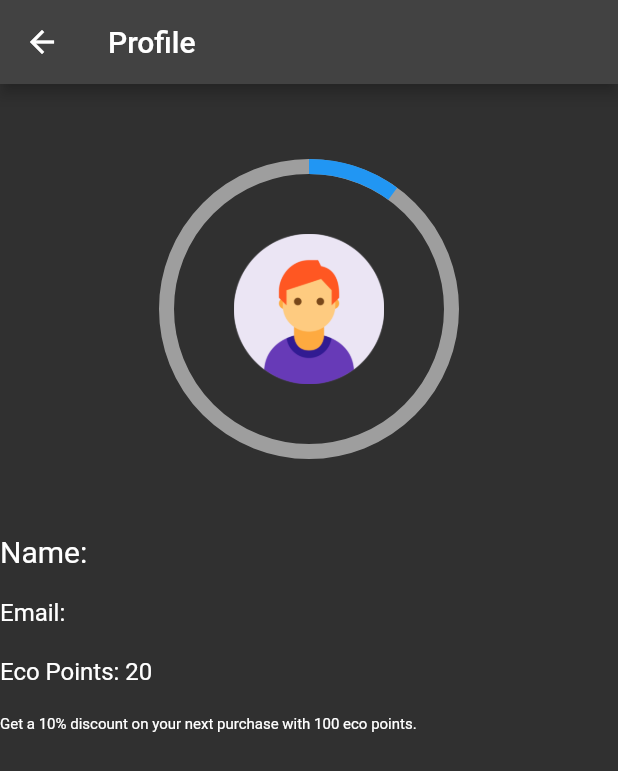
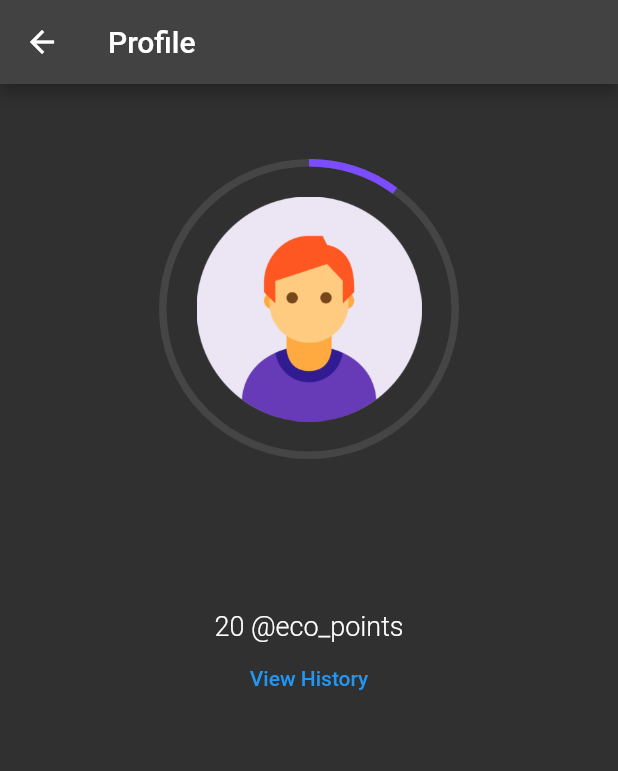
Before and after one commit to March-Madnes/PuneConnect, a Flutter app: the profile screen opened directly, on a phone screen of 412 x 824 dp. Shown: the top 771 px of the screen. Run offline on Flutter 3.47's test engine with Material 2 defaults, Android fonts, the phone set to English and light mode, and no system bars; drawn by our look-alikes of percent_indicator; our stand-ins replace cloud_firestore, firebase_auth, firebase_core, fluttertoast, qr_flutter, url_strategy; missing offline and left inert: adaptive_navigation, path_to_regexp, razorpay_flutter; accounts and stored records are empty.

Commit message:
frontend update

```diff
--- a/lib/src/screens/admin.dart
+++ b/lib/src/screens/admin.dart
@@ -45,47 +45,44 @@ class _profileState extends State<profile> with SingleTickerProviderStateMixin {
               ),
               CircularPercentIndicator(
                 radius: 100.0,
-                lineWidth: 10.0,
+                lineWidth: 5.0,
                 percent: 0.1,
-                center: Image.asset("assets/images/users.png",height: 100, width: 200,),
-                backgroundColor: Colors.grey,
-                progressColor: Colors.blue,
+                center: Image.asset("assets/images/users.png",height: 150, width: 150,),
+                backgroundColor: Colors.white10,
+                progressColor: Colors.deepPurpleAccent,
               ),
               const SizedBox(
                 height: 50,
               ),
-              Text(
-                "Name: $user",
-                style: const TextStyle(
-                  fontSize: 20,
+              Column(
+                children: [
+                  Align(
+                    alignment: Alignment.center,
+                    child: Text(
+                      user.toString(),
+                      style: TextStyle(fontSize: 35, fontWeight:FontWeight.w500),
                     ),
                   ),
                   const SizedBox(
-                height: 20,
+                    height: 10,
                   ),
-              Text(
-                "Email: ${auth.currentUser!.email}",
-                style: const TextStyle(
-                  fontSize: 16,
+                  const Align(
+                    alignment: Alignment.center,
+                    child: Text(
+                      '20 @eco_points',
+                      style: TextStyle(fontSize: 18, fontWeight:FontWeight.w300),
                     ),
                   ),
-              const SizedBox(
-                height: 20,
+                  TextButton(
+              style: ButtonStyle(
+                foregroundColor: MaterialStateProperty.all<Color>(Colors.blue),
               ),
-              const Text(
-                "Eco Points: 20",
-                style: TextStyle(
-                  fontSize: 16,
+              onPressed: () {
+                print('object');
+              },
+              child: Text('View History'),
             ),
-              ),
-              const SizedBox(
-                height: 20,
-              ),
-              const Text(
-                "Get a 10% discount on your next purchase with 100 eco points.",
-                style: TextStyle(
-                  fontSize: 10,
-                ),
+                ],
               ),
         ]
       ),
--- a/lib/src/screens/home.dart
+++ b/lib/src/screens/home.dart
@@ -123,7 +123,7 @@ class _HomeScreenState extends State<HomeScreen> {
                                 padding: const EdgeInsets.all(20),
                                 child: FilledButton(
                                   onPressed: () {
-                                    RouteStateScope.of(context).go('/book');
+                                    RouteStateScope.of(context).go('/authors');
                                   },
                                   child: const Text("Issue Pass"),
                                 ),
--- a/lib/src/screens/pass_details.dart
+++ b/lib/src/screens/pass_details.dart
@@ -102,12 +102,36 @@ class _PassDetailsScreenState extends State<PassDetailsScreen> {
               widget.pass!.title,
               style: Theme.of(context).textTheme.headlineMedium,
             ),
+            const SizedBox(
+              height: 20,
+            ),
             Text(
               'Price: ₹${passDetails['passPrice']}',
               style: Theme.of(context).textTheme.titleMedium,
             ),
             const Padding(padding: EdgeInsets.all(20.0),
             child: Text('Lorem ipsum dolor sit amet, consectetur adipiscing elit, sed do eiusmod tempor incididunt ut labore et dolore magna aliqua. Ut enim ad minim veniam, \n quis nostrud exercitation ullamco laboris nisi ut aliquip ex ea commodo consequat. Duis aute irure dolor in reprehenderit in voluptate velit esse cillum dolore eu fugiat nulla pariatur. Excepteur sint occaecat cupidatat non proident, sunt in culpa qui officia deserunt mollit anim id est laborum.'),
+            ),
+            const SizedBox(
+              height: 20,
+            ),
+            FilledButton(
+              onPressed: () {
+                var options = {
+                  'key': "rzp_test_4Q6YObDL0hgfUu",
+                  // amount will be multiple of 100
+                  'amount': int.parse(passDetails['passPrice']!)*100, //So its pay 500
+                  'name': passDetails['username'],
+                  'description': passDetails['passTitle'],
+                  'timeout': 300, // in seconds
+                  // 'prefill': {
+                    // 'contact': '8767272564',
+                    // 'email': 'sahilkamate03@gmail.com'
+                  // }
+                };
+                _razorpay.open(options);
+              },
+              child: const Text("Book Now"),
             ),
             TextButton(
               style: ButtonStyle(
@@ -128,7 +152,7 @@ class _PassDetailsScreenState extends State<PassDetailsScreen> {
                 };
                 _razorpay.open(options);
               },
-              child: Text('Book Now'),
+              child: Text('Book using EcoPoints'),
             )
           ],
         ),
```
Lines whose indentation alone changed are shown as unchanged.
